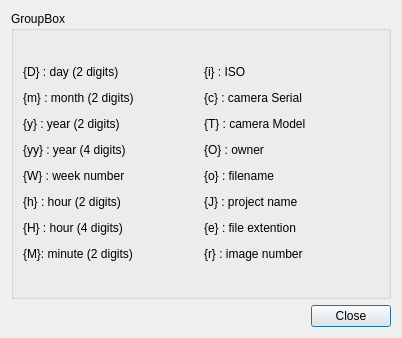
Above: shortcutdialog.ui from herwinjan/QuickImport before the change. Below: the same form after it.
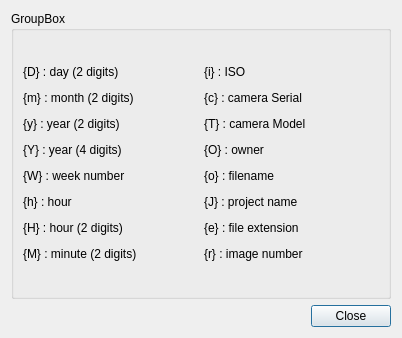
That is the form after the change.

What changed in the file:
```diff
--- a/shortcutdialog.ui
+++ b/shortcutdialog.ui
@@ -23,7 +23,7 @@
       <item>
        <widget class="QLabel" name="label">
         <property name="text">
-         <string>&lt;html&gt;&lt;head/&gt;&lt;body&gt;&lt;p&gt;{D} : day (2 digits)&lt;/p&gt;&lt;p&gt;{m} : month (2 digits)&lt;/p&gt;&lt;p&gt;{y} : year (2 digits)&lt;/p&gt;&lt;p&gt;{yy} : year (4 digits)&lt;/p&gt;&lt;p&gt;{W} : week number&lt;/p&gt;&lt;p&gt;{h} : hour (2 digits)&lt;/p&gt;&lt;p&gt;{H} : hour (4 digits)&lt;/p&gt;&lt;p&gt;{M}: minute (2 digits)&lt;/p&gt;&lt;/body&gt;&lt;/html&gt;</string>
+         <string>&lt;html&gt;&lt;head/&gt;&lt;body&gt;&lt;p&gt;{D} : day (2 digits)&lt;/p&gt;&lt;p&gt;{m} : month (2 digits)&lt;/p&gt;&lt;p&gt;{y} : year (2 digits)&lt;/p&gt;&lt;p&gt;{Y} : year (4 digits)&lt;/p&gt;&lt;p&gt;{W} : week number&lt;/p&gt;&lt;p&gt;{h} : hour&lt;/p&gt;&lt;p&gt;{H} : hour (2 digits)&lt;/p&gt;&lt;p&gt;{M} : minute (2 digits)&lt;/p&gt;&lt;/body&gt;&lt;/html&gt;</string>
         </property>
         <property name="wordWrap">
          <bool>true</bool>
@@ -36,7 +36,7 @@
       <item>
        <widget class="QLabel" name="label_2">
         <property name="text">
-         <string>&lt;html&gt;&lt;head/&gt;&lt;body&gt;&lt;p&gt;{i} : ISO&lt;/p&gt;&lt;p&gt;{c} : camera Serial&lt;/p&gt;&lt;p&gt;{T} : camera Model&lt;/p&gt;&lt;p&gt;{O} : owner&lt;/p&gt;&lt;p&gt;{o} : filename&lt;/p&gt;&lt;p&gt;{J} : project name&lt;/p&gt;&lt;p&gt;{e} : file extention&lt;/p&gt;&lt;p&gt;{r} : image number&lt;/p&gt;&lt;/body&gt;&lt;/html&gt;</string>
+         <string>&lt;html&gt;&lt;head/&gt;&lt;body&gt;&lt;p&gt;{i} : ISO&lt;/p&gt;&lt;p&gt;{c} : camera Serial&lt;/p&gt;&lt;p&gt;{T} : camera Model&lt;/p&gt;&lt;p&gt;{O} : owner&lt;/p&gt;&lt;p&gt;{o} : filename&lt;/p&gt;&lt;p&gt;{J} : project name&lt;/p&gt;&lt;p&gt;{e} : file extension&lt;/p&gt;&lt;p&gt;{r} : image number&lt;/p&gt;&lt;/body&gt;&lt;/html&gt;</string>
         </property>
        </widget>
       </item>
```
